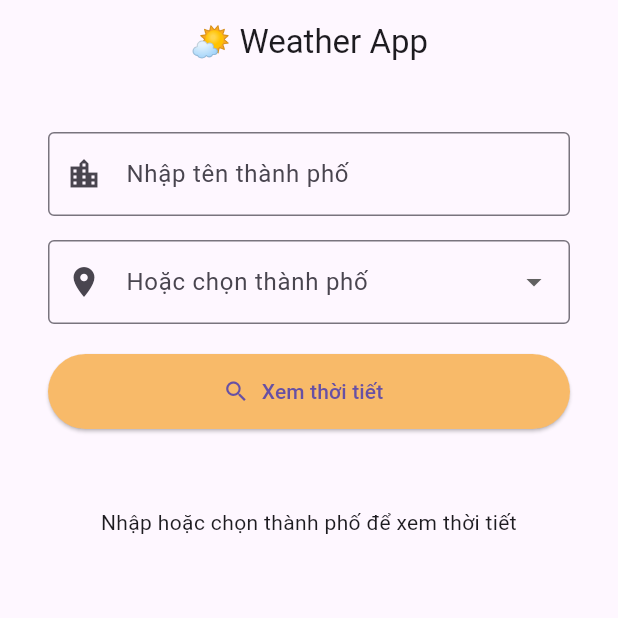
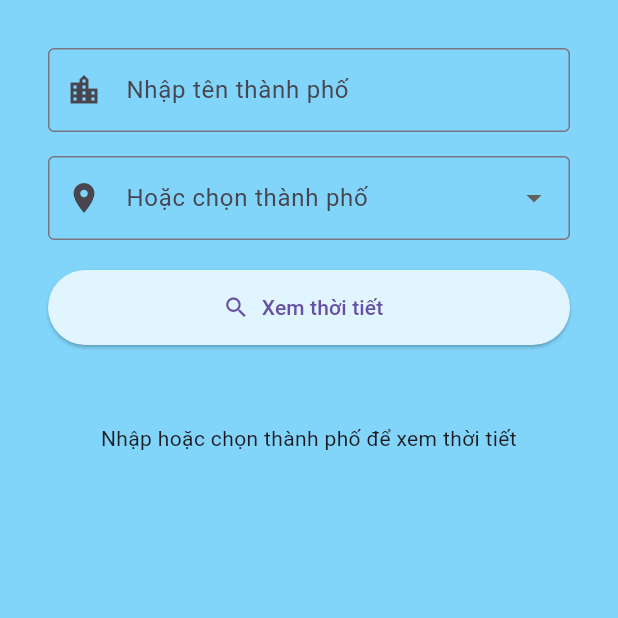
Before and after one commit to lamhungphan/weather_api_dio, a Flutter app: the screen it shows after launch, on a phone screen of 412 x 824 dp, the top half of it. Run offline on Flutter 3.47's test engine with Material 3 defaults, Android fonts, the phone set to English and light mode, and no system bars; our stand-ins replace connectivity_plus, dio, equatable, flutter_bloc, flutter_dotenv.

Commit message:
modify ui

```diff
--- a/lib/presentation/screens/weather_screen.dart
+++ b/lib/presentation/screens/weather_screen.dart
@@ -36,7 +36,7 @@ class _WeatherScreenState extends State<WeatherScreen> {
   @override
   Widget build(BuildContext context) {
     return Scaffold(
-      appBar: AppBar(title: const Text('🌤️ Weather App'), centerTitle: true),
+      backgroundColor: Color(0xFF81D4FA),
       body: Padding(
         padding: const EdgeInsets.all(16),
         child: SingleChildScrollView(
@@ -88,12 +88,7 @@ class _WeatherScreenState extends State<WeatherScreen> {
                       icon: const Icon(Icons.search),
                       label: const Text('Xem thời tiết'),
                       style: ElevatedButton.styleFrom(
-                        backgroundColor: const Color.fromARGB(
-                          255,
-                          248,
-                          186,
-                          105,
-                        ),
+                        backgroundColor: const Color(0xFFE1F5FE),
                         minimumSize: const Size.fromHeight(50),
                       ),
                     ),
@@ -104,12 +99,7 @@ class _WeatherScreenState extends State<WeatherScreen> {
                         icon: const Icon(Icons.calendar_today),
                         label: const Text('Dự đoán 5 ngày tới'),
                         style: ElevatedButton.styleFrom(
-                          backgroundColor: const Color.fromARGB(
-                            255,
-                            201,
-                            247,
-                            203,
-                          ),
+                          backgroundColor: const Color(0xFFE1F5FE),
                           minimumSize: const Size.fromHeight(50),
                         ),
                       ),
```
Also changed, not shown: lib/presentation/widgets/detail_weather_widget.dart (+13 -22 lines), lib/presentation/widgets/five_days_forecast_widget.dart (+29 -8 lines), lib/presentation/widgets/hourly_forecast_widget.dart (+12 -7 lines), 1 other file.
